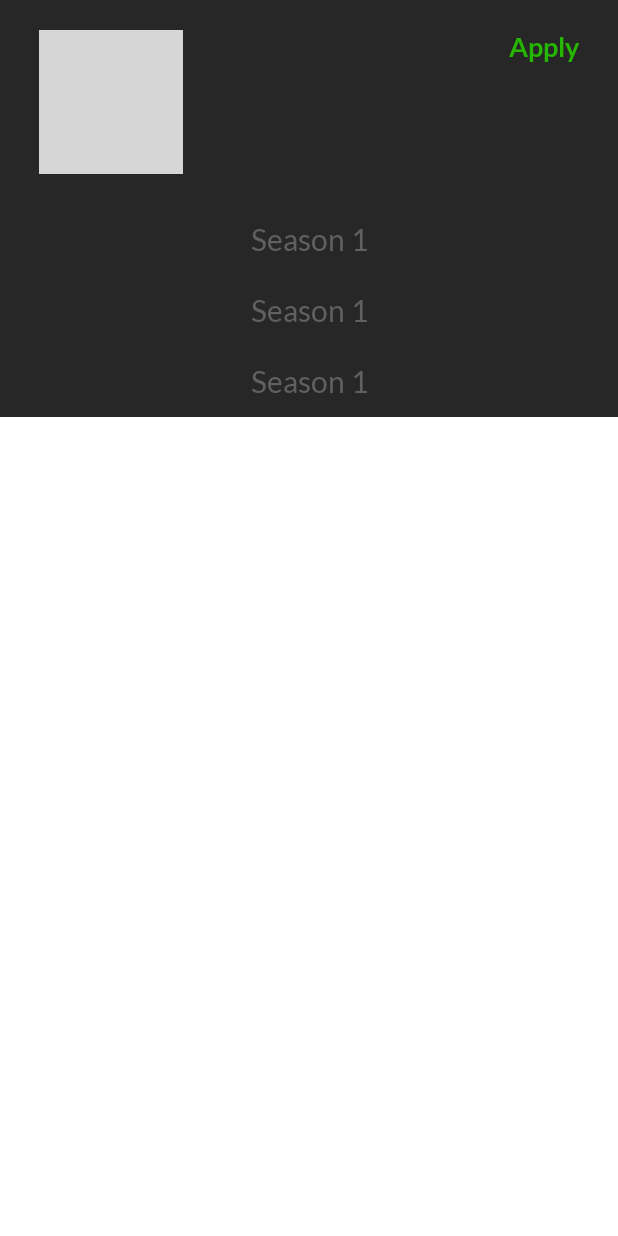
After one commit to razylvidal/rick-and-morty-app, an Android app: the layout season_bottom_sheet_dialog.xml on its own in the app's theme, with its tools: preview values and no code run, on a phone screen of 412 x 824 dp. The commit adds this screen. Run offline under Robolectric (Android 15) with nearby library versions, the phone set to English and light mode, and no system bars; grey boxes are pictures that could not be loaded.

Commit message:
Show bottom sheet dialog for list of seasons

```diff
--- /dev/null
+++ b/feature-episodes/src/main/kotlin/com/codesthetic/rickandmortyapp/ui/season/SeasonContracts.kt
@@ -0,0 +1,3 @@
+package com.codesthetic.rickandmortyapp.ui.season
+
+interface SeasonContracts
--- /dev/null
+++ b/feature-episodes/src/main/res/layout/season_bottom_sheet_dialog.xml
@@ -0,0 +1,45 @@
+<?xml version="1.0" encoding="utf-8"?>
+<LinearLayout xmlns:android="http://schemas.android.com/apk/res/android"
+    xmlns:app="http://schemas.android.com/apk/res-auto"
+    xmlns:tools="http://schemas.android.com/tools"
+    android:layout_width="match_parent"
+    android:layout_height="wrap_content"
+    android:background="@color/color_bottom_nav_background"
+    android:orientation="vertical">
+
+    <FrameLayout
+        android:layout_width="match_parent"
+        android:layout_height="wrap_content"
+        android:layout_marginHorizontal="26dp"
+        android:layout_marginTop="20dp"
+        android:layout_marginBottom="20dp">
+
+        <ImageView
+            android:layout_width="wrap_content"
+            android:layout_height="wrap_content"
+            android:layout_gravity="start"
+            android:src="@drawable/baseline_close_24" />
+
+        <TextView
+            android:id="@+id/tvApply"
+            android:layout_width="wrap_content"
+            android:layout_height="wrap_content"
+            android:layout_gravity="end"
+            android:clickable="true"
+            android:focusable="true"
+            android:fontFamily="@font/lato_bold"
+            android:text="@string/apply"
+            android:textColor="@color/color_primary_variant"
+            android:textSize="18sp" />
+    </FrameLayout>
+
+    <androidx.recyclerview.widget.RecyclerView
+        android:id="@+id/rvSeason"
+        android:layout_width="match_parent"
+        android:layout_height="0dp"
+        android:layout_weight="1"
+        android:orientation="vertical"
+        android:scrollbars="none"
+        app:layoutManager="androidx.recyclerview.widget.LinearLayoutManager"
+        tools:listitem="@layout/season_item_layout" />
+</LinearLayout>
--- /dev/null
+++ b/feature-episodes/src/main/res/layout/season_item_layout.xml
@@ -0,0 +1,20 @@
+<?xml version="1.0" encoding="utf-8"?>
+<FrameLayout xmlns:android="http://schemas.android.com/apk/res/android"
+    android:layout_width="match_parent"
+    android:layout_height="wrap_content"
+    xmlns:tools="http://schemas.android.com/tools">
+
+    <TextView
+        android:id="@+id/tvSeason"
+        android:layout_width="match_parent"
+        android:layout_height="wrap_content"
+        tools:text="Season 1"
+        android:fontFamily="@font/lato_regular"
+        android:textColor="@color/color_unselected"
+        android:gravity="center"
+        android:textSize="20sp"
+        android:layout_marginHorizontal="26dp"
+        android:layout_marginVertical="11dp"
+        />
+
+</FrameLayout>
--- /dev/null
+++ b/feature-episodes/src/main/res/values/strings.xml
@@ -0,0 +1,4 @@
+<?xml version="1.0" encoding="utf-8"?>
+<resources>
+    <string name="apply">Apply</string>
+</resources>
```
Also changed, not shown: feature-episodes/src/main/kotlin/com/codesthetic/rickandmortyapp/ui/EpisodesContracts.kt (+6 -1 lines), feature-episodes/src/main/kotlin/com/codesthetic/rickandmortyapp/ui/EpisodesFragment.kt (+13 -2 lines), feature-episodes/src/main/kotlin/com/codesthetic/rickandmortyapp/ui/EpisodesPresenter.kt (+10 -4 lines), feature-episodes/src/main/kotlin/com/codesthetic/rickandmortyapp/ui/season/SeasonDialogFragment.kt (added, +106 -0 lines), feature-episodes/src/main/kotlin/com/codesthetic/rickandmortyapp/ui/season/SeasonFlexiView.kt (added, +66 -0 lines).
